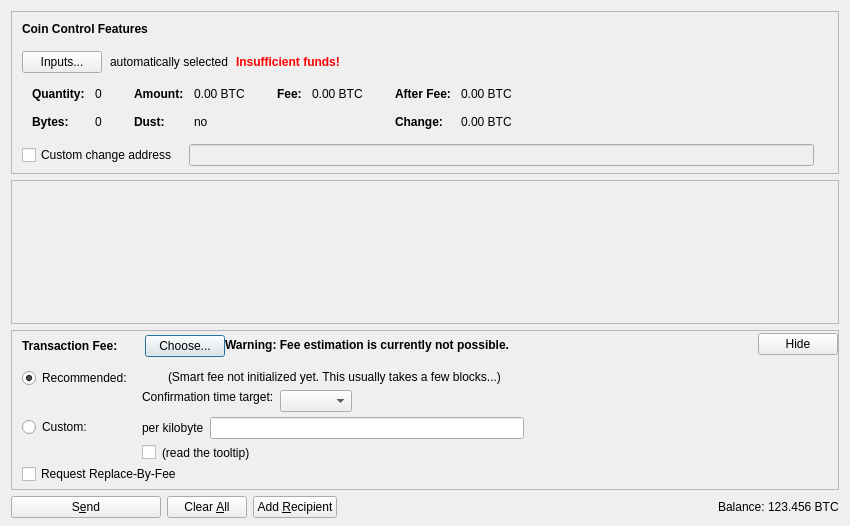
The window that src/qt/forms/sendcoinsdialog.ui (BlakeBitcoin/BlakeBitcoin) describes before a commit, drawn with Qt 5.
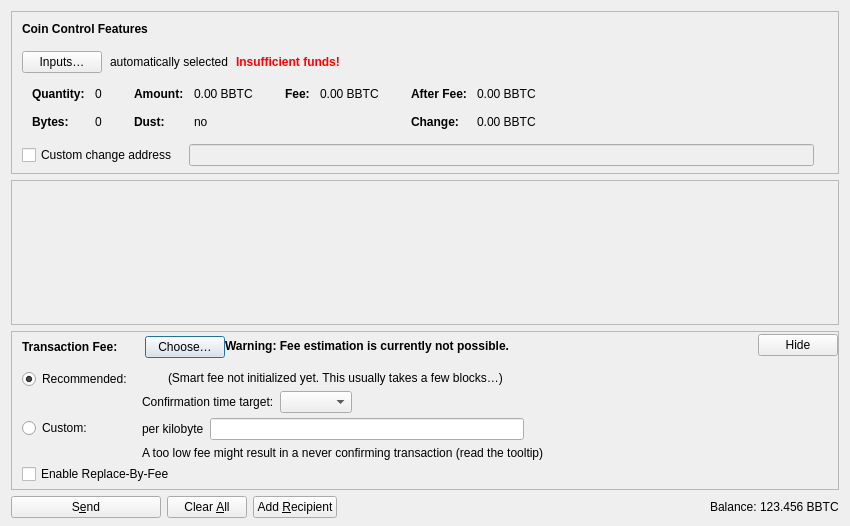
The same window after the commit. Icons and pictures are not drawn. Custom widgets are drawn as their Qt base class.

Diff of the .ui file:
```diff
--- a/src/qt/forms/sendcoinsdialog.ui
+++ b/src/qt/forms/sendcoinsdialog.ui
@@ -107,7 +107,7 @@
              <string notr="true"/>
             </property>
             <property name="text">
-             <string>Inputs...</string>
+             <string>Inputs…</string>
             </property>
             <property name="autoDefault">
              <bool>false</bool>
@@ -324,7 +324,7 @@
                   <enum>Qt::ActionsContextMenu</enum>
                  </property>
                  <property name="text">
-                  <string notr="true">0.00 BTC</string>
+                  <string notr="true">0.00 BBTC</string>
                  </property>
                  <property name="textInteractionFlags">
                   <set>Qt::LinksAccessibleByMouse|Qt::TextSelectableByKeyboard|Qt::TextSelectableByMouse</set>
@@ -404,7 +404,7 @@
                   <enum>Qt::ActionsContextMenu</enum>
                  </property>
                  <property name="text">
-                  <string notr="true">0.00 BTC</string>
+                  <string notr="true">0.00 BBTC</string>
                  </property>
                  <property name="textInteractionFlags">
                   <set>Qt::LinksAccessibleByMouse|Qt::TextSelectableByKeyboard|Qt::TextSelectableByMouse</set>
@@ -455,7 +455,7 @@
                   <enum>Qt::ActionsContextMenu</enum>
                  </property>
                  <property name="text">
-                  <string notr="true">0.00 BTC</string>
+                  <string notr="true">0.00 BBTC</string>
                  </property>
                  <property name="textInteractionFlags">
                   <set>Qt::LinksAccessibleByMouse|Qt::TextSelectableByKeyboard|Qt::TextSelectableByMouse</set>
@@ -484,7 +484,7 @@
                   <enum>Qt::ActionsContextMenu</enum>
                  </property>
                  <property name="text">
-                  <string notr="true">0.00 BTC</string>
+                  <string notr="true">0.00 BBTC</string>
                  </property>
                  <property name="textInteractionFlags">
                   <set>Qt::LinksAccessibleByMouse|Qt::TextSelectableByKeyboard|Qt::TextSelectableByMouse</set>
@@ -738,7 +738,7 @@
               <item>
                <widget class="QPushButton" name="buttonChooseFee">
                 <property name="text">
-                 <string>Choose...</string>
+                 <string>Choose…</string>
                 </property>
                </widget>
               </item>
@@ -876,17 +876,7 @@
                <item>
                 <layout class="QHBoxLayout" name="horizontalLayoutFee8">
                  <item>
-                  <widget class="QCheckBox" name="checkBoxMinimumFee">
-                   <property name="toolTip">
-                    <string>Paying only the minimum fee is just fine as long as there is less transaction volume than space in the blocks. But be aware that this can end up in a never confirming transaction once there is more demand for BlakeBitcoin transactions than the network can process.</string>
-                   </property>
-                   <property name="text">
-                    <string/>
-                   </property>
-                  </widget>
-                 </item>
-                 <item>
-                  <widget class="QLabel" name="labelMinFeeWarning">
+                  <widget class="QLabel" name="labelCustomFeeWarning">
                    <property name="enabled">
                     <bool>true</bool>
                    </property>
@@ -894,10 +884,7 @@
                     <string>Paying only the minimum fee is just fine as long as there is less transaction volume than space in the blocks. But be aware that this can end up in a never confirming transaction once there is more demand for BlakeBitcoin transactions than the network can process.</string>
                    </property>
                    <property name="text">
-                    <string>(read the tooltip)</string>
-                   </property>
-                   <property name="margin">
-                    <number>5</number>
+                    <string>A too low fee might result in a never confirming transaction (read the tooltip)</string>
                    </property>
                   </widget>
                  </item>
@@ -990,9 +977,6 @@
                    <property name="text">
                     <string/>
                    </property>
-                   <property name="margin">
-                    <number>2</number>
-                   </property>
                   </widget>
                  </item>
                  <item>
@@ -1005,10 +989,7 @@
                  <item>
                   <widget class="QLabel" name="labelSmartFee2">
                    <property name="text">
-                    <string>(Smart fee not initialized yet. This usually takes a few blocks...)</string>
-                   </property>
-                   <property name="margin">
-                    <number>2</number>
+                    <string>(Smart fee not initialized yet. This usually takes a few blocks…)</string>
                    </property>
                   </widget>
                  </item>
@@ -1036,24 +1017,8 @@
                      <property name="text">
                       <string>Confirmation time target:</string>
                      </property>
-                     <property name="margin">
-                      <number>2</number>
-                     </property>
                     </widget>
                    </item>
-                   <item>
-                    <spacer name="verticalSpacer_3">
-                     <property name="orientation">
-                      <enum>Qt::Vertical</enum>
-                     </property>
-                     <property name="sizeHint" stdset="0">
-                      <size>
-                       <width>1</width>
-                       <height>1</height>
-                      </size>
-                     </property>
-                    </spacer>
-                   </item>
                   </layout>
                  </item>
                  <item>
@@ -1108,7 +1073,7 @@
            <item>
             <widget class="QCheckBox" name="optInRBF">
              <property name="text">
-              <string>Request Replace-By-Fee</string>
+              <string>Enable Replace-By-Fee</string>
              </property>
              <property name="toolTip">
               <string>Indicates that the sender may wish to replace this transaction with a new one paying higher fees (prior to being confirmed).</string>
@@ -1247,7 +1212,7 @@
           <cursorShape>IBeamCursor</cursorShape>
          </property>
          <property name="text">
-          <string notr="true">123.456 BTC</string>
+          <string notr="true">123.456 BBTC</string>
          </property>
          <property name="textInteractionFlags">
           <set>Qt::LinksAccessibleByMouse|Qt::TextSelectableByKeyboard|Qt::TextSelectableByMouse</set>
```
Left out of the diff: 16 changed lines with no effect on the pictures.
